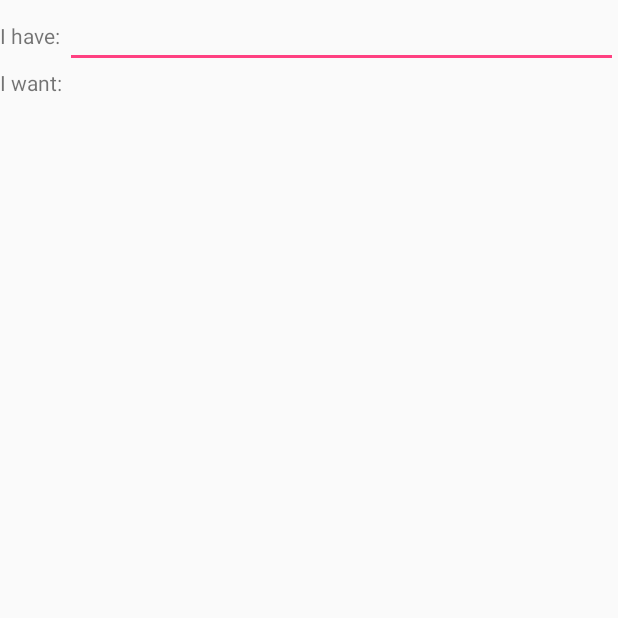
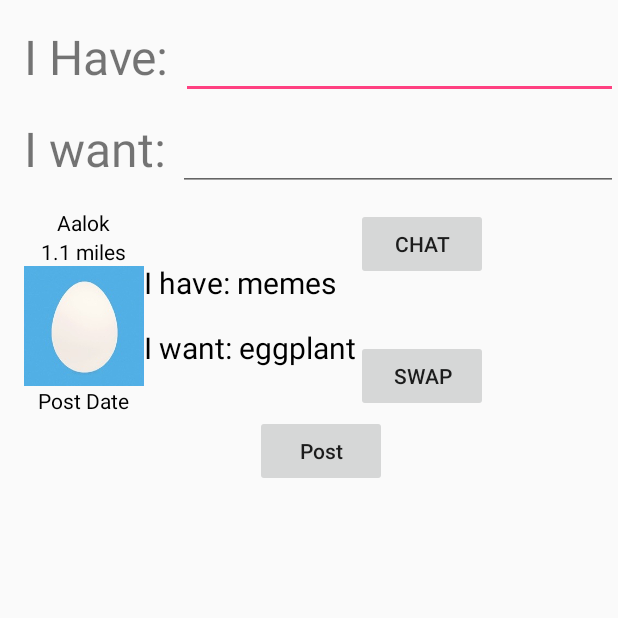
Before and after one commit to andyl7an/Swapacado, an Android app: the NewPostActivity screen opened directly, with no data from a screen before it, on a phone screen of 412 x 824 dp, the top half of it. Run offline under Robolectric (Android 15) with nearby library versions, the light colour scheme and no system bars.

Commit message:
Stub for new post

```diff
--- a/app/src/main/java/com/cpe307/swapacado/swapacado/NewPostActivity.java
+++ b/app/src/main/java/com/cpe307/swapacado/swapacado/NewPostActivity.java
@@ -1,7 +1,11 @@
 package com.cpe307.swapacado.swapacado;
 
+import android.os.Bundle;
 import android.support.v7.app.AppCompatActivity;
-import android.os.Bundle;
+import android.view.LayoutInflater;
+import android.view.View;
+import android.view.ViewGroup;
+import android.widget.LinearLayout;
 
 public class NewPostActivity extends AppCompatActivity {
 
@@ -9,5 +13,14 @@ public class NewPostActivity extends AppCompatActivity {
     protected void onCreate(Bundle savedInstanceState) {
         super.onCreate(savedInstanceState);
         setContentView(R.layout.activity_new_post);
+
+        ViewGroup injectionLocation = (LinearLayout) this.findViewById(R.id.newPost_customRowInjectionLocation);
+        LayoutInflater myInflater = null;
+        View child = getLayoutInflater().inflate(R.layout.custom_row, null);
+        injectionLocation.addView(child);
+//        myInflater.inflate;
+//        View.inflate(this.getApplicationContext(),R.id.xml_customRow, injectionLocation);
+
     }
+    //On click for the post button
 }
--- a/app/src/main/res/layout/activity_new_post.xml
+++ b/app/src/main/res/layout/activity_new_post.xml
@@ -6,7 +6,18 @@
     android:layout_height="match_parent"
     tools:context="com.cpe307.swapacado.swapacado.NewPostActivity"
     android:orientation="vertical"
+    android:layout_marginTop="16dp"
+    android:layout_marginLeft="16dp"
     >
+    <!--Header for the new post Page-->
+    <LinearLayout
+        android:layout_width="match_parent"
+        android:layout_height="wrap_content"
+        android:orientation="horizontal"
+
+        >
+
+    </LinearLayout>
     <!--Have row-->
     <LinearLayout
         android:layout_width="match_parent"
@@ -16,13 +27,14 @@
         <TextView
             android:layout_width="wrap_content"
             android:layout_height="wrap_content"
-            android:text="I have: "
+            android:text="I Have: "
+            android:textSize="32sp"
             />
         <EditText
             android:layout_width="match_parent"
             android:layout_height="wrap_content"
             android:text = ""
-            android:id="@+id/newPost_have"
+            android:id="@+id/newPost_haveEditText"
             />
     </LinearLayout>
 
@@ -31,26 +43,45 @@
         android:layout_width="match_parent"
         android:layout_height="wrap_content"
         android:orientation="horizontal"
+        android:layout_marginTop="16dp"
         >
         <TextView
             android:layout_width="wrap_content"
             android:layout_height="wrap_content"
-            android:text ="I want:"/>
+            android:text ="I want: "
+            android:textSize="32sp"
+            />
+        <EditText
+            android:layout_width="match_parent"
+            android:layout_height="wrap_content"
+            android:text = ""
+            android:id="@+id/newPost_wantEditText"
+            />
     </LinearLayout>
 
-    <!--Custom post-->
+    <!--Custom post Preview-->
     <LinearLayout
         android:layout_width="match_parent"
         android:layout_height="wrap_content"
         android:orientation="horizontal"
+        android:layout_marginTop="16dp"
+        android:id="@+id/newPost_customRowInjectionLocation"
         >
+
     </LinearLayout>
 
     <!--Post button-->
     <LinearLayout
         android:layout_width="match_parent"
-        android:layout_height="wrap_content">
-
+        android:layout_height="wrap_content"
+        android:gravity="center_horizontal"
+        >
+        <Button
+            android:layout_width="wrap_content"
+            android:layout_height="wrap_content"
+            android:text="Post"
+            android:textAllCaps="false"
+            />
     </LinearLayout>
 
 </LinearLayout>
--- a/app/src/main/res/layout/custom_row.xml
+++ b/app/src/main/res/layout/custom_row.xml
@@ -3,6 +3,7 @@
     android:orientation="horizontal"
     android:layout_width="match_parent"
     android:layout_height="wrap_content"
+    android:id="@+id/xml_customRow"
     >
     <!--Holds All non contact and make an offer button-->
     <LinearLayout
```
